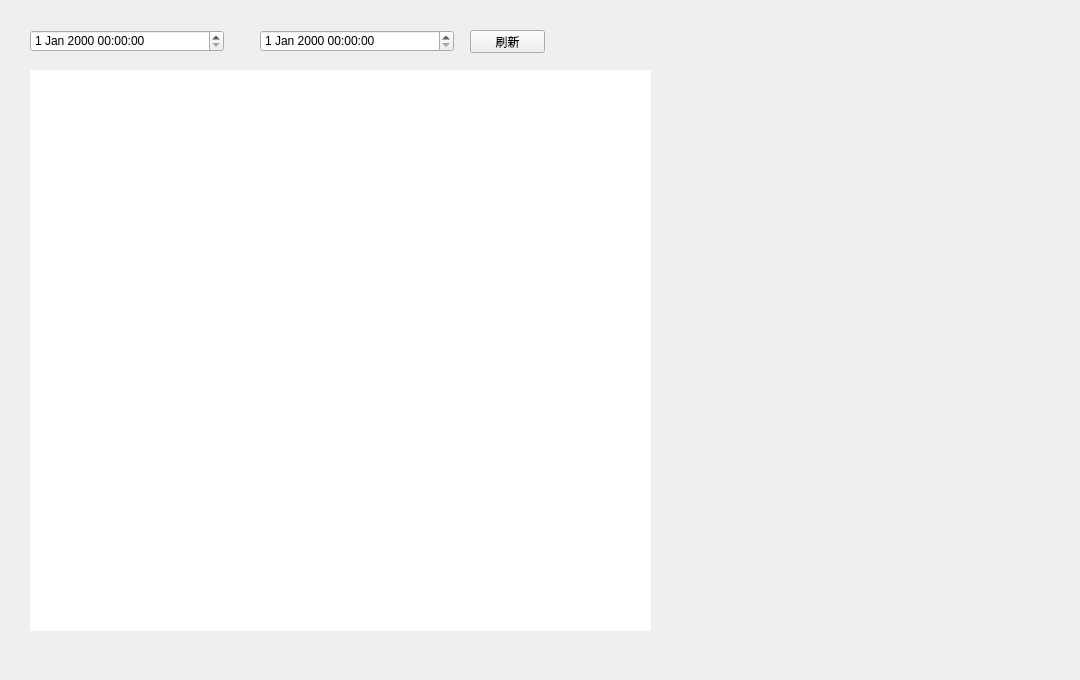
Old version of the form houseview.ui in the repository NevilleNoah/HikvisionCamera2.
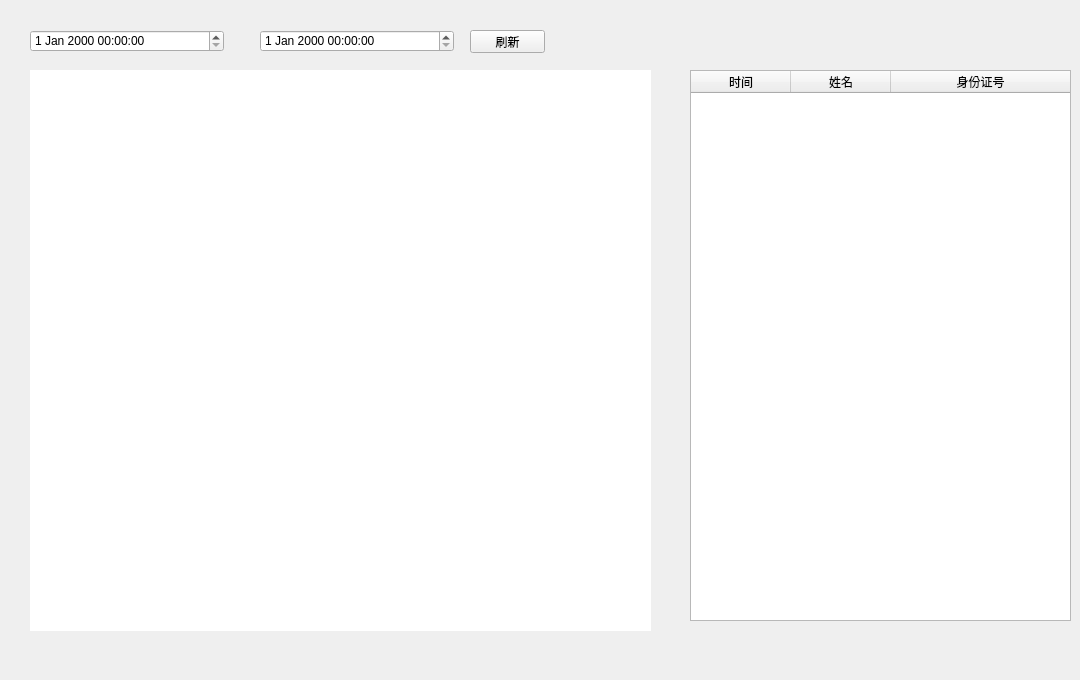
New version of the form.

```diff
--- a/houseview.ui
+++ b/houseview.ui
@@ -71,6 +71,34 @@
     <string>刷新</string>
    </property>
   </widget>
+  <widget class="QTableWidget" name="recordTable">
+   <property name="geometry">
+    <rect>
+     <x>690</x>
+     <y>70</y>
+     <width>381</width>
+     <height>551</height>
+    </rect>
+   </property>
+   <attribute name="horizontalHeaderStretchLastSection">
+    <bool>true</bool>
+   </attribute>
+   <column>
+    <property name="text">
+     <string>时间</string>
+    </property>
+   </column>
+   <column>
+    <property name="text">
+     <string>姓名</string>
+    </property>
+   </column>
+   <column>
+    <property name="text">
+     <string>身份证号</string>
+    </property>
+   </column>
+  </widget>
  </widget>
  <resources/>
  <connections/>
```
Left out of the diff: 2 changed lines with no effect on the pictures.
